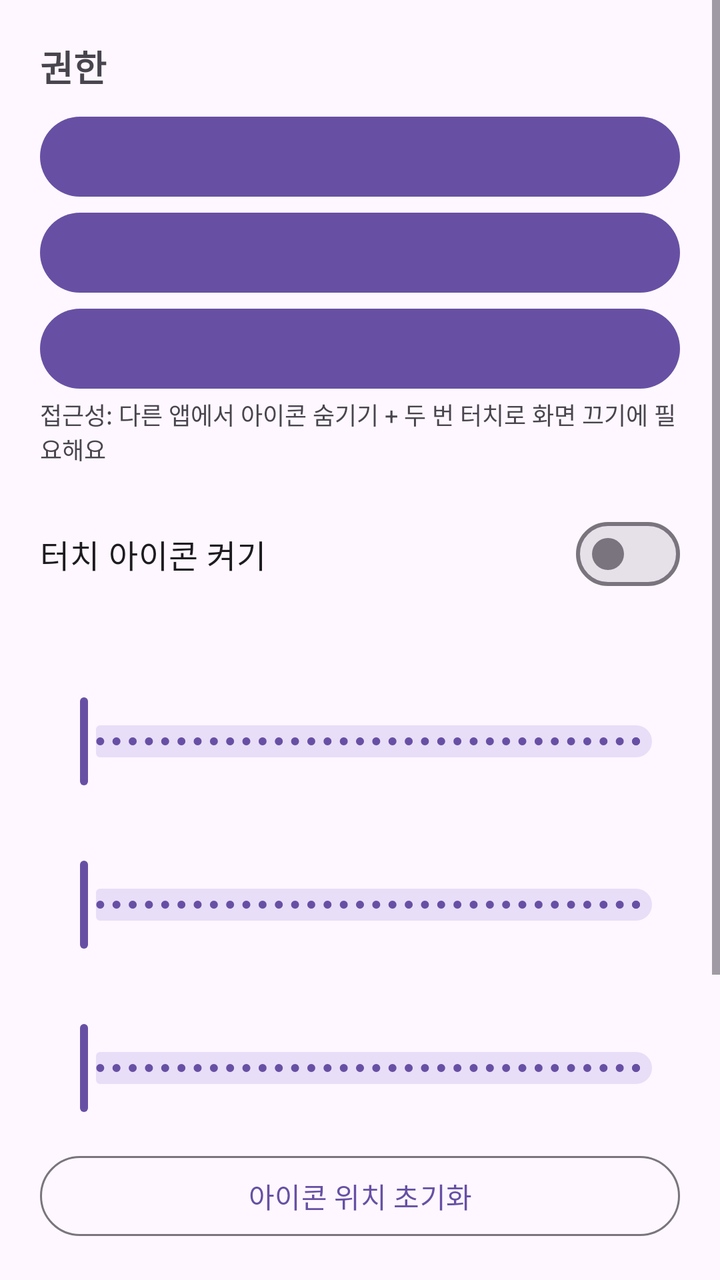
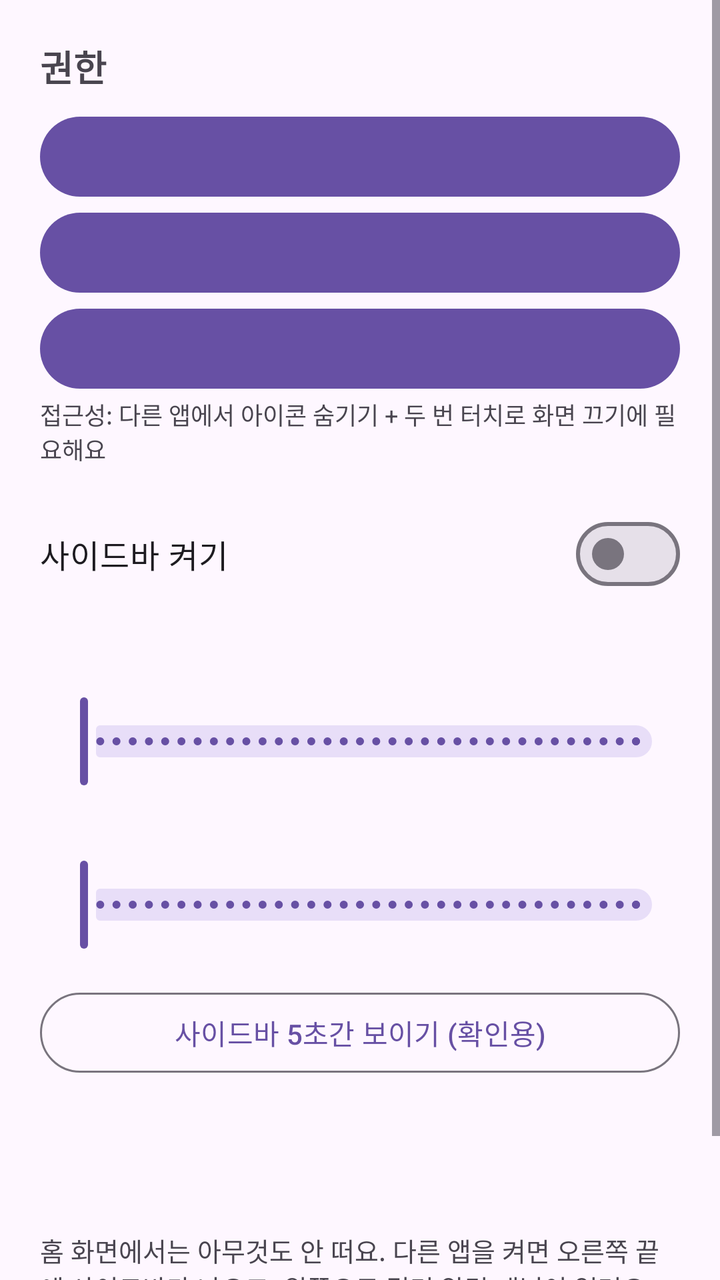

Compare the two renders of this Android layout. The source of the first and the diff that turns it into the second are given below.
<!-- AndroidManifest.xml: application theme Theme.NotiPanel -->
<!-- res/layout/activity_settings.xml -->
<?xml version="1.0" encoding="utf-8"?>
<ScrollView xmlns:android="http://schemas.android.com/apk/res/android"
    android:layout_width="match_parent"
    android:layout_height="match_parent">

    <LinearLayout
        android:layout_width="match_parent"
        android:layout_height="wrap_content"
        android:orientation="vertical"
        android:padding="20dp">

        <TextView
            android:layout_width="wrap_content"
            android:layout_height="wrap_content"
            android:text="권한"
            android:textSize="18sp"
            android:textStyle="bold" />

        <com.google.android.material.button.MaterialButton
            android:id="@+id/btnOverlay"
            android:layout_width="match_parent"
            android:layout_height="wrap_content"
            android:layout_marginTop="8dp" />

        <com.google.android.material.button.MaterialButton
            android:id="@+id/btnListener"
            android:layout_width="match_parent"
            android:layout_height="wrap_content" />

        <com.google.android.material.button.MaterialButton
            android:id="@+id/btnA11y"
            android:layout_width="match_parent"
            android:layout_height="wrap_content" />

        <TextView
            android:layout_width="wrap_content"
            android:layout_height="wrap_content"
            android:text="접근성: 다른 앱에서 아이콘 숨기기 + 두 번 터치로 화면 끄기에 필요해요"
            android:textSize="12sp" />

        <com.google.android.material.materialswitch.MaterialSwitch
            android:id="@+id/swEnable"
            android:layout_width="match_parent"
            android:layout_height="wrap_content"
            android:layout_marginTop="20dp"
            android:text="터치 아이콘 켜기"
            android:textSize="16sp" />

        <TextView
            android:id="@+id/lblOpacity"
            android:layout_width="wrap_content"
            android:layout_height="wrap_content"
            android:layout_marginTop="24dp"
            android:textSize="16sp" />

        <com.google.android.material.slider.Slider
            android:id="@+id/slOpacity"
            android:layout_width="match_parent"
            android:layout_height="wrap_content"
            android:stepSize="1"
            android:valueFrom="0"
            android:valueTo="100" />

        <TextView
            android:id="@+id/lblSize"
            android:layout_width="wrap_content"
            android:layout_height="wrap_content"
            android:layout_marginTop="12dp"
            android:textSize="16sp" />

        <com.google.android.material.slider.Slider
            android:id="@+id/slSize"
            android:layout_width="match_parent"
            android:layout_height="wrap_content"
            android:stepSize="1"
            android:valueFrom="32"
            android:valueTo="120" />

        <TextView
            android:id="@+id/lblBlur"
            android:layout_width="wrap_content"
            android:layout_height="wrap_content"
            android:layout_marginTop="12dp"
            android:textSize="16sp" />

        <com.google.android.material.slider.Slider
            android:id="@+id/slBlur"
            android:layout_width="match_parent"
            android:layout_height="wrap_content"
            android:stepSize="1"
            android:valueFrom="0"
            android:valueTo="150" />

        <com.google.android.material.button.MaterialButton
            android:id="@+id/btnResetPos"
            style="@style/Widget.Material3.Button.OutlinedButton"
            android:layout_width="match_parent"
            android:layout_height="wrap_content"
            android:layout_marginTop="16dp"
            android:text="아이콘 위치 초기화" />

        <TextView
            android:id="@+id/homeInfo"
            android:layout_width="wrap_content"
            android:layout_height="wrap_content"
            android:layout_marginTop="16dp"
            android:textSize="13sp" />

        <TextView
            android:id="@+id/blurInfo"
            android:layout_width="wrap_content"
            android:layout_height="wrap_content"
            android:layout_marginTop="16dp"
            android:textSize="13sp" />

        <TextView
            android:layout_width="wrap_content"
            android:layout_height="wrap_content"
            android:layout_marginTop="8dp"
            android:text="한 번 터치: 패널 열기 / 두 번 터치: 화면 끄기\n아이콘은 끌어서 옮길 수 있어요. 투명도 0%여도 그 자리를 누르면 동작해요.\n홈 화면이 아닐 때는 아이콘이 옆으로 숨어요."
            android:textSize="13sp" />

        <TextView
            android:layout_width="match_parent"
            android:layout_height="wrap_content"
            android:layout_marginTop="32dp"
            android:gravity="center"
            android:text="Powered By LeSeraphim"
            android:textSize="12sp" />
    </LinearLayout>
</ScrollView>
<!-- resources referenced by this layout -->
<resources>
  <style name="Theme.NotiPanel" parent="Theme.Material3.DayNight" />
</resources>

<!-- the commit's change to res/layout/activity_settings.xml (unified diff, before → after) -->
@@ -43,7 +43,7 @@
             android:layout_width="match_parent"
             android:layout_height="wrap_content"
             android:layout_marginTop="20dp"
-            android:text="터치 아이콘 켜기"
+            android:text="사이드바 켜기"
             android:textSize="16sp" />
 
         <TextView
@@ -58,23 +58,8 @@
             android:layout_width="match_parent"
             android:layout_height="wrap_content"
             android:stepSize="1"
-            android:valueFrom="0"
+            android:valueFrom="30"
             android:valueTo="100" />
-
-        <TextView
-            android:id="@+id/lblSize"
-            android:layout_width="wrap_content"
-            android:layout_height="wrap_content"
-            android:layout_marginTop="12dp"
-            android:textSize="16sp" />
-
-        <com.google.android.material.slider.Slider
-            android:id="@+id/slSize"
-            android:layout_width="match_parent"
-            android:layout_height="wrap_content"
-            android:stepSize="1"
-            android:valueFrom="32"
-            android:valueTo="120" />
 
         <TextView
             android:id="@+id/lblBlur"
@@ -90,14 +75,13 @@
             android:stepSize="1"
             android:valueFrom="0"
             android:valueTo="150" />
-
         <com.google.android.material.button.MaterialButton
-            android:id="@+id/btnResetPos"
+            android:id="@+id/btnTest"
             style="@style/Widget.Material3.Button.OutlinedButton"
             android:layout_width="match_parent"
             android:layout_height="wrap_content"
             android:layout_marginTop="16dp"
-            android:text="아이콘 위치 초기화" />
+            android:text="사이드바 5초간 보이기 (확인용)" />
 
         <TextView
             android:id="@+id/homeInfo"
@@ -117,7 +101,8 @@
             android:layout_width="wrap_content"
             android:layout_height="wrap_content"
             android:layout_marginTop="8dp"
-            android:text="한 번 터치: 패널 열기 / 두 번 터치: 화면 끄기\n아이콘은 끌어서 옮길 수 있어요. 투명도 0%여도 그 자리를 누르면 동작해요.\n홈 화면이 아닐 때는 아이콘이 옆으로 숨어요."
+            android:text="홈 화면에서는 아무것도 안 떠요.
+다른 앱을 켜면 오른쪽 끝에 사이드바가 나오고, 왼쪽으로 밀면 알림 패널이 열려요."
             android:textSize="13sp" />
 
         <TextView
